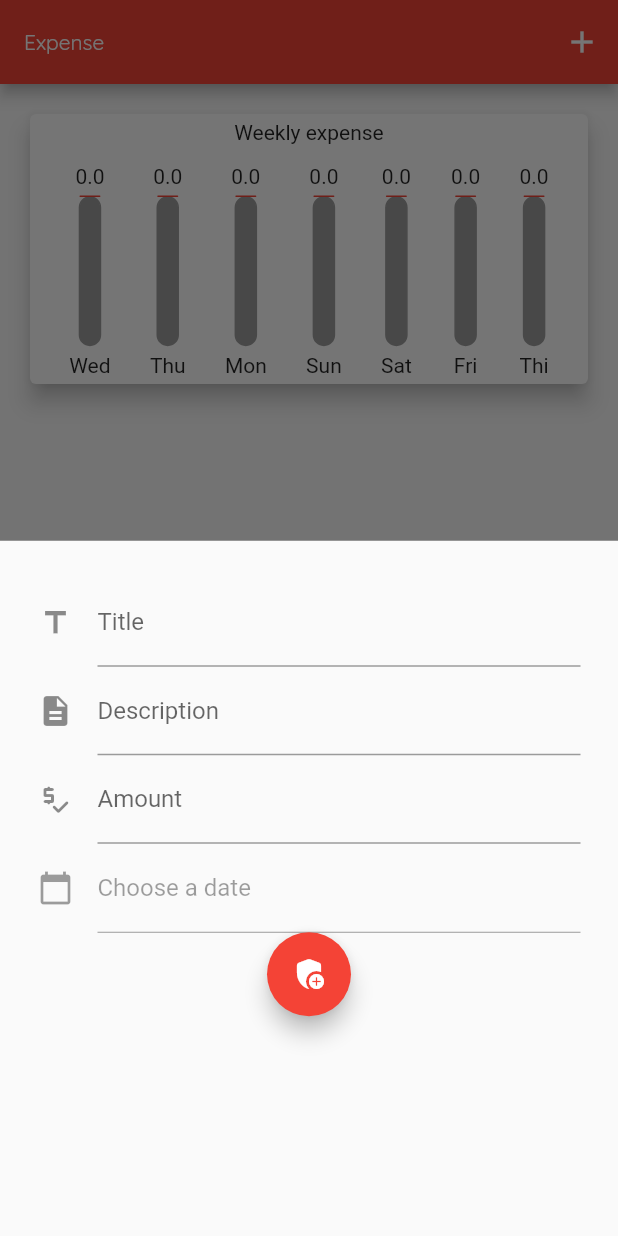
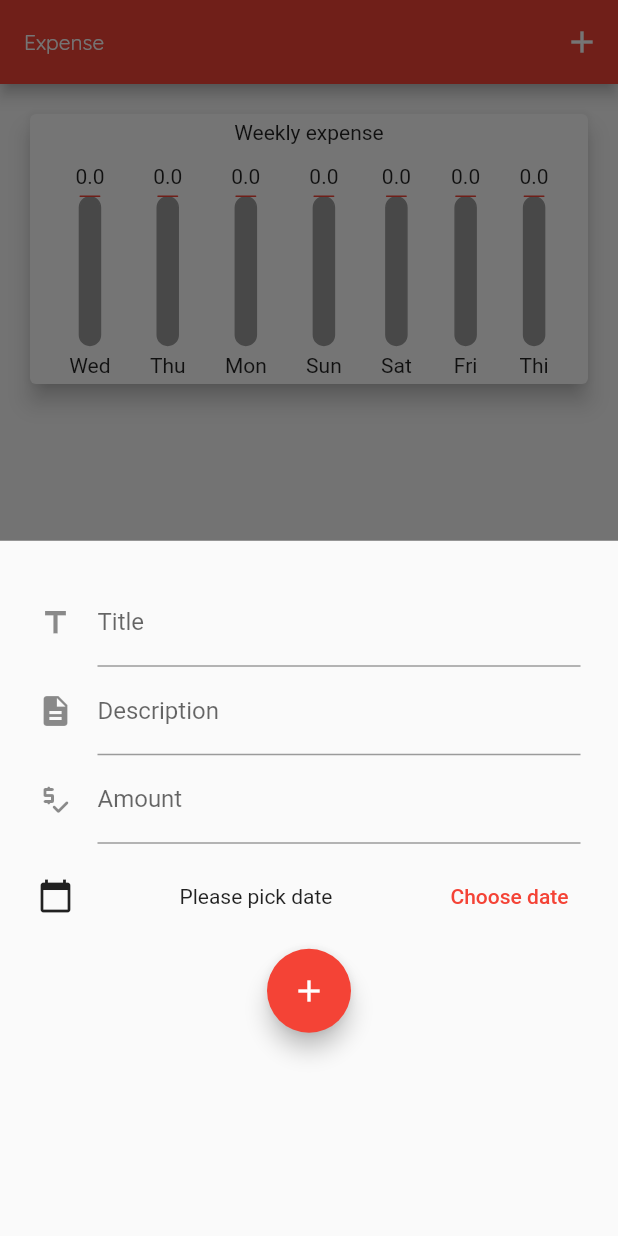
Before and after one commit to andryroid/expense_app, a Flutter app: the screen it shows after launch, after a tap on the "add" icon, on a phone screen of 412 x 824 dp. Run offline on Flutter 3.47's test engine with Material 2 defaults, Android fonts, the phone set to English and light mode, and no system bars.

Commit message:
add date picked by user

```diff
--- a/lib/widgets/expense/add_expense.dart
+++ b/lib/widgets/expense/add_expense.dart
@@ -1,4 +1,5 @@
 import 'package:flutter/material.dart';
+import 'package:intl/intl.dart';
 
 class AddExpense extends StatefulWidget {
   final Function handleAddExpense;
@@ -11,11 +12,25 @@ class AddExpense extends StatefulWidget {
 
 class _AddExpenseState extends State<AddExpense> {
   final titleController = TextEditingController();
-  final dateController = TextEditingController();
+  var _pickedDate = null;
 
   final descriptionController = TextEditingController();
 
   var amountController = TextEditingController();
+
+  void _presentDatePicker() {
+    showDatePicker(
+      context: context,
+      initialDate: DateTime.now(),
+      firstDate: DateTime(2022),
+      lastDate: DateTime.now(),
+    ).then((value) {
+      if (value == null) return;
+      setState(() {
+        _pickedDate = value;
+      });
+    });
+  }
 
   @override
   Widget build(BuildContext context) {
@@ -38,15 +53,20 @@ class _AddExpenseState extends State<AddExpense> {
             decoration: const InputDecoration(
                 labelText: "Amount", icon: Icon(Icons.price_check_rounded)),
             keyboardType: TextInputType.number),
-        TextField(
-          controller: dateController,
-          decoration: const InputDecoration(
-              labelText: "Choose a date", icon: Icon(Icons.calendar_today)),
-          keyboardType: TextInputType.datetime,
-          enabled: false,
-          onTap: () {
-            print('test');
-          },
+        Container(
+          height: 70,
+          child: Row(
+            mainAxisAlignment: MainAxisAlignment.spaceBetween,
+            children: [
+              const Icon(Icons.calendar_today),
+              Text(_pickedDate == null
+                  ? 'Please pick date'
+                  : DateFormat.yMMMMd().format(_pickedDate)),
+              TextButton(
+                  onPressed: () => _presentDatePicker(),
+                  child: const Text("Choose date"))
+            ],
+          ),
         ),
         FloatingActionButton(
             onPressed: () {
@@ -54,14 +74,15 @@ class _AddExpenseState extends State<AddExpense> {
               widget.handleAddExpense(
                   titleController.text,
                   descriptionController.text,
-                  double.parse(amountController.text));
+                  double.parse(amountController.text),
+                  _pickedDate);
               showAboutDialog(
                   context: context,
                   applicationName: "Successfully added!",
                   applicationLegalese: "",
                   applicationIcon: const Icon(Icons.done));
             },
-            child: const Icon(Icons.add_moderator_rounded))
+            child: const Icon(Icons.add))
       ]),
     );
   }
--- a/lib/widgets/home/home.dart
+++ b/lib/widgets/home/home.dart
@@ -30,10 +30,11 @@ class _MyHomePageState extends State<MyHomePage> {
   final List<Expense> expenses = [];
 
   //add expense
-  void handleAddExpense(String title, String description, double amount) {
+  void handleAddExpense(
+      String title, String description, double amount, DateTime at) {
     setState(() {
       int newId = expenses.length + 1;
-      expenses.add(Expense(newId, title, description, DateTime.now(), amount));
+      expenses.add(Expense(newId, title, description, at, amount));
     });
   }
 
```
